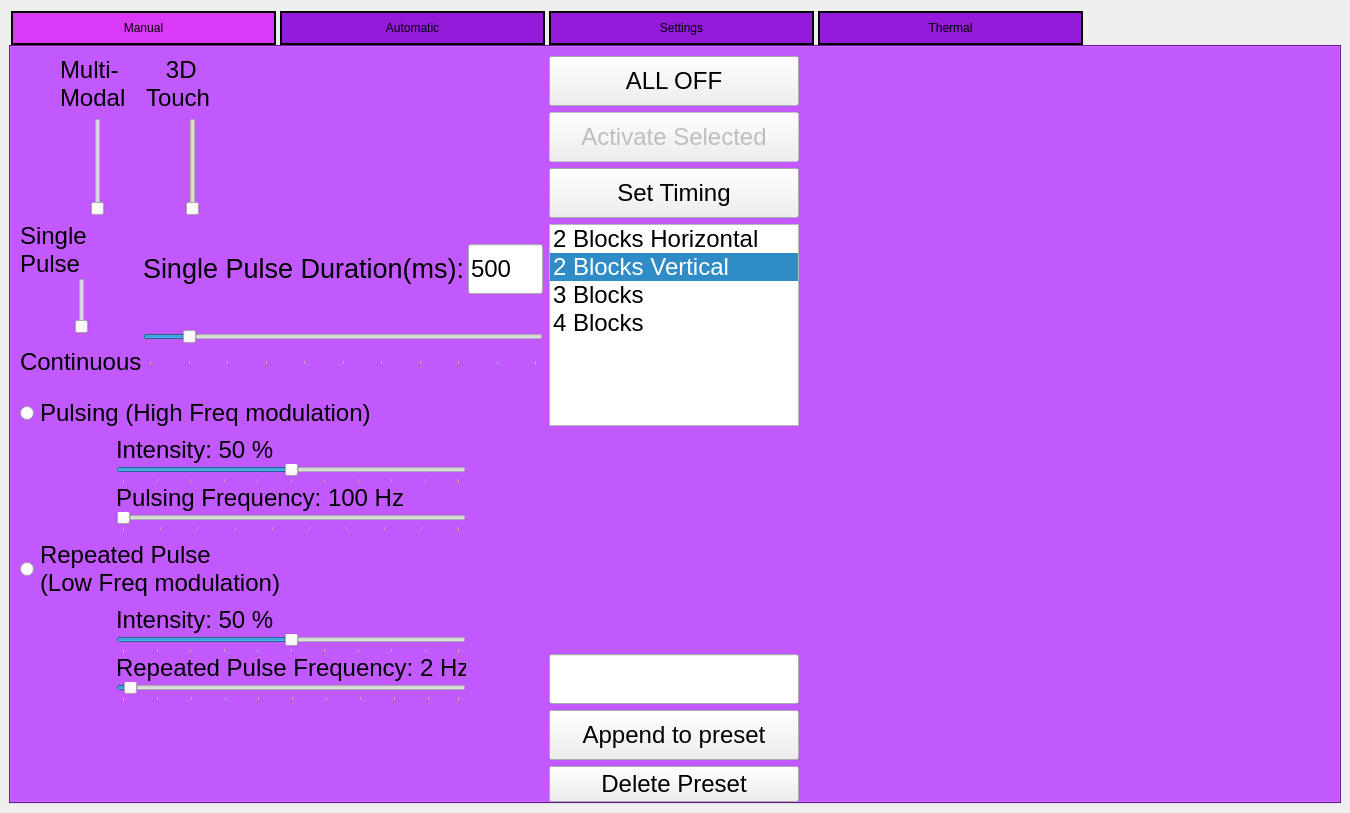
rschloen/haptic_vr, file GUI/vr_gui_layout.ui: the form before one commit.
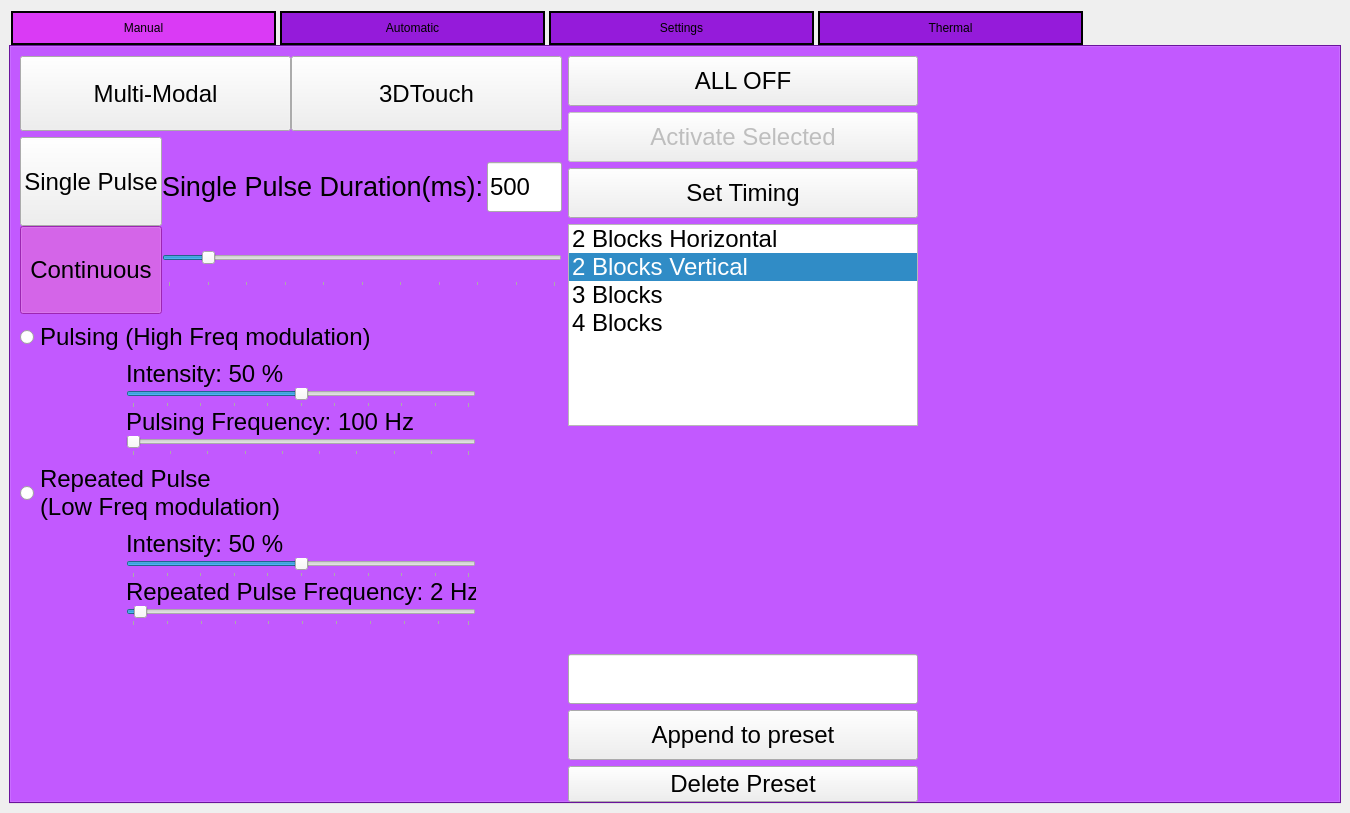
The form after the commit. Icons and pictures are not drawn.

Commit message:
Switched from sliders to exclusive buttons
For features that are toggled, like setting the pulse mode or multi-
modal, switched from sliders to pushbuttons since it can be hard to move
sliders on touch screen.

```diff
--- a/GUI/vr_gui_layout.ui
+++ b/GUI/vr_gui_layout.ui
@@ -28,6 +28,7 @@
    </property>
    <property name="styleSheet">
     <string notr="true">QPushButton {font-size: 18pt;}
+QPushButton:checked{background-color:rgb(220, 53, 249)}
 QLabel {font-size: 18pt;}
 QRadioButton{font-size: 18pt;}
 QListWidget{font-size: 18pt;}
@@ -116,210 +117,40 @@
                 <number>0</number>
                </property>
                <item>
-                <spacer name="horizontalSpacer_8">
-                 <property name="sizePolicy">
-                  <sizepolicy hsizetype="Fixed" vsizetype="Minimum">
-                   <horstretch>0</horstretch>
-                   <verstretch>0</verstretch>
-                  </sizepolicy>
-                 </property>
-                 <property name="orientation">
-                  <enum>Qt::Horizontal</enum>
-                 </property>
-                 <property name="sizeType">
-                  <enum>QSizePolicy::Fixed</enum>
-                 </property>
-                 <property name="sizeHint" stdset="0">
-                  <size>
-                   <width>40</width>
-                   <height>20</height>
-                  </size>
-                 </property>
-                </spacer>
-               </item>
-               <item alignment="Qt::AlignHCenter">
-                <widget class="QLabel" name="label">
-                 <property name="sizePolicy">
-                  <sizepolicy hsizetype="Minimum" vsizetype="Preferred">
-                   <horstretch>0</horstretch>
-                   <verstretch>0</verstretch>
-                  </sizepolicy>
-                 </property>
+                <widget class="QPushButton" name="multi_modal">
                  <property name="minimumSize">
                   <size>
-                   <width>50</width>
-                   <height>0</height>
+                   <width>100</width>
+                   <height>75</height>
                   </size>
                  </property>
                  <property name="text">
-                  <string>Multi-
-Modal</string>
+                  <string>Multi-Modal</string>
                  </property>
-                </widget>
-               </item>
-               <item>
-                <spacer name="horizontalSpacer_2">
-                 <property name="sizePolicy">
-                  <sizepolicy hsizetype="Fixed" vsizetype="Minimum">
-                   <horstretch>0</horstretch>
-                   <verstretch>0</verstretch>
-                  </sizepolicy>
+                 <property name="checkable">
+                  <bool>true</bool>
                  </property>
-                 <property name="orientation">
-                  <enum>Qt::Horizontal</enum>
+                 <property name="checked">
+                  <bool>false</bool>
                  </property>
-                 <property name="sizeType">
-                  <enum>QSizePolicy::Fixed</enum>
-                 </property>
-                 <property name="sizeHint" stdset="0">
-                  <size>
-                   <width>20</width>
-                   <height>20</height>
-                  </size>
-                 </property>
-                </spacer>
+                </widget>
                </item>
                <item>
-                <widget class="QLabel" name="label_3">
-                 <property name="sizePolicy">
-                  <sizepolicy hsizetype="Minimum" vsizetype="Preferred">
-                   <horstretch>0</horstretch>
-                   <verstretch>0</verstretch>
-                  </sizepolicy>
-                 </property>
+                <widget class="QPushButton" name="d3_touch">
                  <property name="minimumSize">
                   <size>
-                   <width>50</width>
-                   <height>0</height>
+                   <width>150</width>
+                   <height>75</height>
                   </size>
                  </property>
                  <property name="text">
-                  <string>   3D
-Touch</string>
+                  <string>3DTouch</string>
                  </property>
-                </widget>
-               </item>
-               <item>
-                <spacer name="horizontalSpacer_9">
-                 <property name="sizePolicy">
-                  <sizepolicy hsizetype="Minimum" vsizetype="Minimum">
-                   <horstretch>0</horstretch>
-                   <verstretch>0</verstretch>
-                  </sizepolicy>
+                 <property name="checkable">
+                  <bool>true</bool>
                  </property>
-                 <property name="orientation">
-                  <enum>Qt::Horizontal</enum>
-                 </property>
-                 <property name="sizeHint" stdset="0">
-                  <size>
-                   <width>40</width>
-                   <height>20</height>
-                  </size>
-                 </property>
-                </spacer>
-               </item>
-              </layout>
-             </item>
-             <item>
-              <layout class="QHBoxLayout" name="horizontalLayout_5">
-               <property name="spacing">
-                <number>0</number>
-               </property>
-               <item>
-                <spacer name="horizontalSpacer_10">
-                 <property name="sizePolicy">
-                  <sizepolicy hsizetype="Fixed" vsizetype="Minimum">
-                   <horstretch>0</horstretch>
-                   <verstretch>0</verstretch>
-                  </sizepolicy>
-                 </property>
-                 <property name="orientation">
-                  <enum>Qt::Horizontal</enum>
-                 </property>
-                 <property name="sizeType">
-                  <enum>QSizePolicy::Fixed</enum>
-                 </property>
-                 <property name="sizeHint" stdset="0">
-                  <size>
-                   <width>70</width>
-                   <height>20</height>
-                  </size>
-                 </property>
-                </spacer>
-               </item>
-               <item>
-                <widget class="QSlider" name="multi_modal">
-                 <property name="sizePolicy">
-                  <sizepolicy hsizetype="Fixed" vsizetype="Expanding">
-                   <horstretch>1</horstretch>
-                   <verstretch>1</verstretch>
-                  </sizepolicy>
-                 </property>
-                 <property name="maximum">
-                  <number>1</number>
-                 </property>
-                 <property name="orientation">
-                  <enum>Qt::Vertical</enum>
-                 </property>
                 </widget>
                </item>
-               <item>
-                <spacer name="horizontalSpacer">
-                 <property name="sizePolicy">
-                  <sizepolicy hsizetype="Fixed" vsizetype="Minimum">
-                   <horstretch>0</horstretch>
-                   <verstretch>0</verstretch>
-                  </sizepolicy>
-                 </property>
-                 <property name="orientation">
-                  <enum>Qt::Horizontal</enum>
-                 </property>
-                 <property name="sizeType">
-                  <enum>QSizePolicy::Fixed</enum>
-                 </property>
-                 <property name="sizeHint" stdset="0">
-                  <size>
-                   <width>80</width>
-                   <height>20</height>
-                  </size>
-                 </property>
-                </spacer>
-               </item>
-               <item>
-                <widget class="QSlider" name="threeD_touch">
-                 <property name="sizePolicy">
-                  <sizepolicy hsizetype="Fixed" vsizetype="Expanding">
-                   <horstretch>1</horstretch>
-                   <verstretch>1</verstretch>
-                  </sizepolicy>
-                 </property>
-                 <property name="maximum">
-                  <number>1</number>
-                 </property>
-                 <property name="orientation">
-                  <enum>Qt::Vertical</enum>
-                 </property>
-                </widget>
-               </item>
-               <item>
-                <spacer name="horizontalSpacer_11">
-                 <property name="sizePolicy">
-                  <sizepolicy hsizetype="Minimum" vsizetype="Minimum">
-                   <horstretch>0</horstretch>
-                   <verstretch>0</verstretch>
-                  </sizepolicy>
-                 </property>
-                 <property name="orientation">
-                  <enum>Qt::Horizontal</enum>
-                 </property>
-                 <property name="sizeHint" stdset="0">
-                  <size>
-                   <width>40</width>
-                   <height>20</height>
-                  </size>
-                 </property>
-                </spacer>
-               </item>
               </layout>
              </item>
              <item>
@@ -329,20 +160,20 @@
                </property>
                <item>
                 <layout class="QVBoxLayout" name="verticalLayout_13">
+                 <property name="spacing">
+                  <number>0</number>
+                 </property>
+                 <property name="sizeConstraint">
+                  <enum>QLayout::SetFixedSize</enum>
+                 </property>
                  <item>
-                  <widget class="QLabel" name="label_2">
+                  <widget class="QPushButton" name="single_pulse_mode">
                    <property name="sizePolicy">
-                    <sizepolicy hsizetype="Minimum" vsizetype="Preferred">
+                    <sizepolicy hsizetype="Maximum" vsizetype="Expanding">
                      <horstretch>0</horstretch>
                      <verstretch>0</verstretch>
                     </sizepolicy>
                    </property>
-                   <property name="minimumSize">
-                    <size>
-                     <width>70</width>
-                     <height>0</height>
-                    </size>
-                   </property>
                    <property name="maximumSize">
                     <size>
                      <width>200</width>
@@ -350,51 +181,19 @@
                     </size>
                    </property>
                    <property name="text">
-                    <string>Single
-Pulse</string>
+                    <string>Single Pulse</string>
                    </property>
-                   <property name="alignment">
-                    <set>Qt::AlignLeading|Qt::AlignLeft|Qt::AlignVCenter</set>
+                   <property name="checkable">
+                    <bool>true</bool>
                    </property>
                   </widget>
                  </item>
                  <item>
-                  <widget class="QSlider" name="pulse_mode">
+                  <widget class="QPushButton" name="cont_pulse_mode">
                    <property name="sizePolicy">
-                    <sizepolicy hsizetype="Fixed" vsizetype="Expanding">
-                     <horstretch>1</horstretch>
-                     <verstretch>1</verstretch>
-                    </sizepolicy>
-                   </property>
-                   <property name="minimumSize">
-                    <size>
-                     <width>70</width>
-                     <height>0</height>
-                    </size>
-                   </property>
-                   <property name="maximumSize">
-                    <size>
-                     <width>200</width>
-                     <height>16777215</height>
-                    </size>
-                   </property>
-                   <property name="styleSheet">
-                    <string notr="true"/>
-                   </property>
-                   <property name="maximum">
-                    <number>1</number>
-                   </property>
-                   <property name="orientation">
-                    <enum>Qt::Vertical</enum>
-                   </property>
-                  </widget>
-                 </item>
-                 <item>
-                  <widget class="QLabel" name="label_4">
-                   <property name="sizePolicy">
-                    <sizepolicy hsizetype="Maximum" vsizetype="Preferred">
-                     <horstretch>1</horstretch>
-                     <verstretch>1</verstretch>
+                    <sizepolicy hsizetype="Minimum" vsizetype="Expanding">
+                     <horstretch>0</horstretch>
+                     <verstretch>0</verstretch>
                     </sizepolicy>
                    </property>
                    <property name="maximumSize">
@@ -406,6 +205,15 @@
                    <property name="text">
                     <string>Continuous</string>
                    </property>
+                   <property name="checkable">
+                    <bool>true</bool>
+                   </property>
+                   <property name="checked">
+                    <bool>true</bool>
+                   </property>
+                   <attribute name="buttonGroup">
+                    <string notr="true">pulse_mode</string>
+                   </attribute>
                   </widget>
                  </item>
                 </layout>
@@ -870,20 +678,20 @@
              <item>
               <widget class="QPushButton" name="all_off">
                <property name="sizePolicy">
-                <sizepolicy hsizetype="Maximum" vsizetype="Fixed">
+                <sizepolicy hsizetype="Fixed" vsizetype="Fixed">
                  <horstretch>1</horstretch>
                  <verstretch>1</verstretch>
                 </sizepolicy>
                </property>
                <property name="minimumSize">
                 <size>
-                 <width>50</width>
+                 <width>350</width>
                  <height>50</height>
                 </size>
                </property>
                <property name="maximumSize">
                 <size>
-                 <width>250</width>
+                 <width>16777215</width>
                  <height>16777215</height>
                 </size>
                </property>
@@ -898,20 +706,20 @@
                 <bool>false</bool>
                </property>
                <property name="sizePolicy">
-                <sizepolicy hsizetype="Maximum" vsizetype="Fixed">
+                <sizepolicy hsizetype="Fixed" vsizetype="Fixed">
                  <horstretch>1</horstretch>
                  <verstretch>1</verstretch>
                 </sizepolicy>
                </property>
                <property name="minimumSize">
                 <size>
-                 <width>50</width>
+                 <width>350</width>
                  <height>50</height>
                 </size>
                </property>
                <property name="maximumSize">
                 <size>
-                 <width>250</width>
+                 <width>16777215</width>
                  <height>16777215</height>
                 </size>
                </property>
@@ -923,20 +731,20 @@
              <item>
               <widget class="QPushButton" name="set_time">
                <property name="sizePolicy">
-                <sizepolicy hsizetype="Maximum" vsizetype="Fixed">
+                <sizepolicy hsizetype="Fixed" vsizetype="Fixed">
                  <horstretch>1</horstretch>
                  <verstretch>1</verstretch>
                 </sizepolicy>
                </property>
                <property name="minimumSize">
                 <size>
-                 <width>50</width>
+                 <width>350</width>
                  <height>50</height>
                 </size>
                </property>
                <property name="maximumSize">
                 <size>
-                 <width>250</width>
+                 <width>16777215</width>
                  <height>16777215</height>
                 </size>
                </property>
@@ -948,14 +756,20 @@
              <item>
               <widget class="QListWidget" name="block_options">
                <property name="sizePolicy">
-                <sizepolicy hsizetype="Maximum" vsizetype="Expanding">
+                <sizepolicy hsizetype="Fixed" vsizetype="Expanding">
                  <horstretch>0</horstretch>
                  <verstretch>0</verstretch>
                 </sizepolicy>
                </property>
+               <property name="minimumSize">
+                <size>
+                 <width>350</width>
+                 <height>0</height>
+                </size>
+               </property>
                <property name="maximumSize">
                 <size>
-                 <width>250</width>
+                 <width>16777215</width>
                  <height>16777215</height>
                 </size>
                </property>
@@ -1009,11 +823,11 @@
                 <enum>Qt::Horizontal</enum>
                </property>
                <property name="sizeType">
-                <enum>QSizePolicy::Minimum</enum>
+                <enum>QSizePolicy::Fixed</enum>
                </property>
                <property name="sizeHint" stdset="0">
                 <size>
-                 <width>250</width>
+                 <width>350</width>
                  <height>20</height>
                 </size>
                </property>
@@ -1022,20 +836,20 @@
              <item>
               <widget class="QLineEdit" name="append_preset_name">
                <property name="sizePolicy">
-                <sizepolicy hsizetype="Maximum" vsizetype="Fixed">
+                <sizepolicy hsizetype="Fixed" vsizetype="Fixed">
                  <horstretch>1</horstretch>
                  <verstretch>1</verstretch>
                 </sizepolicy>
                </property>
                <property name="minimumSize">
                 <size>
-                 <width>0</width>
+                 <width>350</width>
                  <height>50</height>
                 </size>
                </property>
                <property name="maximumSize">
                 <size>
-                 <width>250</width>
+                 <width>16777215</width>
                  <height>16777215</height>
                 </size>
                </property>
@@ -1044,20 +858,20 @@
              <item>
               <widget class="QPushButton" name="append_preset">
                <property name="sizePolicy">
-                <sizepolicy hsizetype="Maximum" vsizetype="Fixed">
+                <sizepolicy hsizetype="Fixed" vsizetype="Fixed">
                  <horstretch>1</horstretch>
                  <verstretch>1</verstretch>
                 </sizepolicy>
                </property>
                <property name="minimumSize">
                 <size>
-                 <width>0</width>
+                 <width>350</width>
                  <height>50</height>
                 </size>
                </property>
                <property name="maximumSize">
                 <size>
-                 <width>250</width>
+                 <width>16777215</width>
                  <height>16777215</height>
                 </size>
                </property>
@@ -1071,6 +885,18 @@
              </item>
              <item>
               <widget class="QPushButton" name="del_preset">
+               <property name="sizePolicy">
+                <sizepolicy hsizetype="Fixed" vsizetype="Fixed">
+                 <horstretch>0</horstretch>
+                 <verstretch>0</verstretch>
+                </sizepolicy>
+               </property>
+               <property name="minimumSize">
+                <size>
+                 <width>350</width>
+                 <height>0</height>
+                </size>
+               </property>
                <property name="text">
                 <string>Delete Preset</string>
                </property>
```
Left out of the diff: 6 changed lines with no effect on the pictures. The commit also changes 2 other files.
